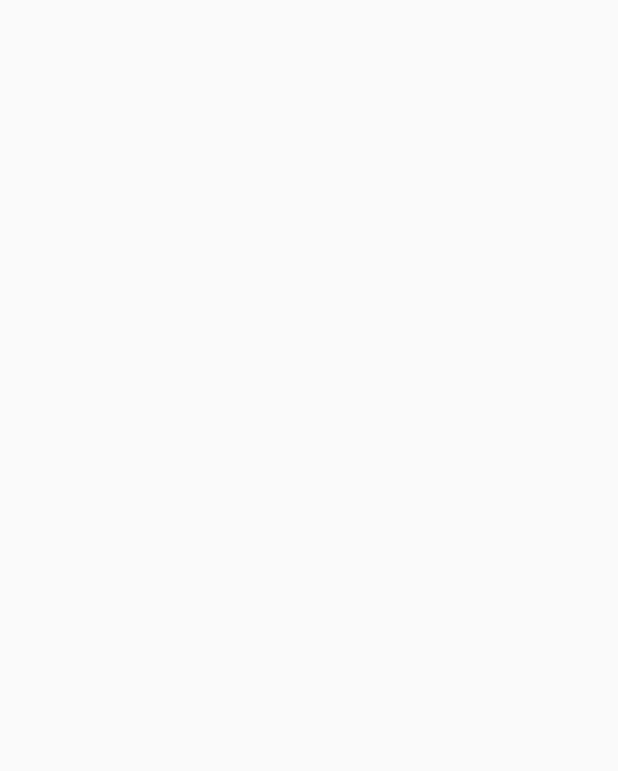
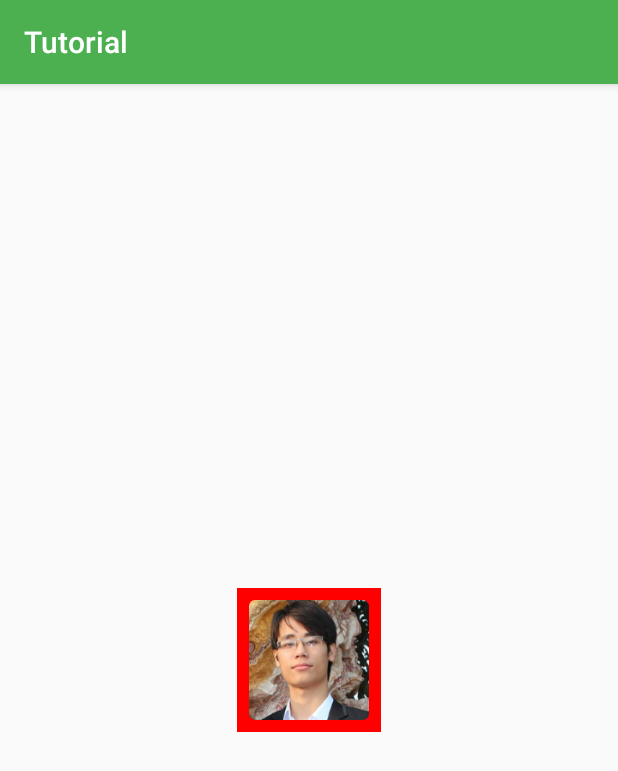
Before and after one commit to rey5137/tutorials, an Android app: the screen it shows after launch (MainActivity), on a phone screen of 412 x 824 dp. Before the commit the part shown is empty. Shown: the top 771 px of the screen. Run offline under Robolectric (Android 15) with nearby library versions, the phone set to English and light mode, and no system bars.

Commit message:
Initial commit

```diff
--- a/app/build.gradle
+++ b/app/build.gradle
@@ -21,5 +21,5 @@ android {
 
 dependencies {
     compile fileTree(dir: 'libs', include: ['*.jar'])
-    compile 'com.android.support:appcompat-v7:22.0.0'
+    compile 'com.android.support:appcompat-v7:22.1.0'
 }
--- a/app/src/main/java/com/rey/tutorial/MainActivity.java
+++ b/app/src/main/java/com/rey/tutorial/MainActivity.java
@@ -1,12 +1,12 @@
 package com.rey.tutorial;
 
 import android.os.Bundle;
-import android.support.v4.app.FragmentActivity;
+import android.support.v7.app.AppCompatActivity;
 
 /**
  * Created by Rey on 5/24/2015.
  */
-public class MainActivity extends FragmentActivity{
+public class MainActivity extends AppCompatActivity {
 
     @Override
     protected void onCreate(Bundle savedInstanceState) {
--- /dev/null
+++ b/app/src/main/java/com/rey/tutorial/drawable/BorderDrawable.java
@@ -0,0 +1,68 @@
+package com.rey.tutorial.drawable;
+
+import android.graphics.Canvas;
+import android.graphics.ColorFilter;
+import android.graphics.Paint;
+import android.graphics.Path;
+import android.graphics.PixelFormat;
+import android.graphics.Rect;
+import android.graphics.RectF;
+import android.graphics.drawable.Drawable;
+
+/**
+ * Created by Rey on 5/24/2015.
+ */
+public class BorderDrawable extends Drawable {
+
+    Paint mPaint;
+    int mColor;
+    int mBorderWidth;
+    int mBorderRadius;
+
+    RectF mRect;
+    Path mPath;
+
+    public BorderDrawable(int color, int borderWidth, int borderRadius){
+        mPaint = new Paint(Paint.ANTI_ALIAS_FLAG);
+        mPaint.setStyle(Paint.Style.FILL);
+
+        mPath = new Path();
+        mPath.setFillType(Path.FillType.EVEN_ODD);
+
+        mRect = new RectF();
+
+        mColor = color;
+        mBorderWidth = borderWidth;
+        mBorderRadius = borderRadius;
+    }
+
+    @Override
+    protected void onBoundsChange(Rect bounds) {
+        mPath.reset();
+
+        mPath.addRect(bounds.left, bounds.top, bounds.right, bounds.bottom, Path.Direction.CW);
+        mRect.set(bounds.left + mBorderWidth, bounds.top + mBorderWidth, bounds.right - mBorderWidth, bounds.bottom - mBorderWidth);
+        mPath.addRoundRect(mRect, mBorderRadius, mBorderRadius, Path.Direction.CW);
+    }
+
+    @Override
+    public void draw(Canvas canvas) {
+        mPaint.setColor(mColor);
+        canvas.drawPath(mPath, mPaint);
+    }
+
+    @Override
+    public void setAlpha(int alpha) {
+        mPaint.setAlpha(alpha);
+    }
+
+    @Override
+    public void setColorFilter(ColorFilter cf) {
+        mPaint.setColorFilter(cf);
+    }
+
+    @Override
+    public int getOpacity() {
+        return PixelFormat.TRANSLUCENT;
+    }
+}
--- /dev/null
+++ b/app/src/main/java/com/rey/tutorial/widget/BorderImageView.java
@@ -0,0 +1,60 @@
+package com.rey.tutorial.widget;
+
+import android.annotation.TargetApi;
+import android.content.Context;
+import android.graphics.Canvas;
+import android.os.Build;
+import android.util.AttributeSet;
+import android.widget.ImageView;
+
+import com.rey.tutorial.drawable.BorderDrawable;
+
+/**
+ * Created by Rey on 5/24/2015.
+ */
+public class BorderImageView extends ImageView{
+
+    BorderDrawable mBorder;
+
+    public BorderImageView(Context context) {
+        super(context);
+
+        init(context, null, 0, 0);
+    }
+
+    public BorderImageView(Context context, AttributeSet attrs) {
+        super(context, attrs);
+
+        init(context, attrs, 0, 0);
+    }
+
+    public BorderImageView(Context context, AttributeSet attrs, int defStyleAttr) {
+        super(context, attrs, defStyleAttr);
+
+        init(context, attrs, defStyleAttr, 0);
+    }
+
+    @TargetApi(Build.VERSION_CODES.LOLLIPOP)
+    public BorderImageView(Context context, AttributeSet attrs, int defStyleAttr, int defStyleRes) {
+        super(context, attrs, defStyleAttr, defStyleRes);
+
+        init(context, attrs, defStyleAttr, defStyleRes);
+    }
+
+    private void init(Context context, AttributeSet attrs, int defStyleAttr, int defStyleRes){
+        setWillNotDraw(false);
+        mBorder = new BorderDrawable(0xFFFF0000, getPaddingLeft(), getPaddingLeft() / 2);
+    }
+
+    @Override
+    protected void onSizeChanged(int w, int h, int oldw, int oldh) {
+        super.onSizeChanged(w, h, oldw, oldh);
+        mBorder.setBounds(0, 0, w, h);
+    }
+
+    @Override
+    protected void onDraw(Canvas canvas) {
+        super.onDraw(canvas);
+        mBorder.draw(canvas);
+    }
+}
--- a/app/src/main/res/layout/activity_main.xml
+++ b/app/src/main/res/layout/activity_main.xml
@@ -1,6 +1,17 @@
 <?xml version="1.0" encoding="utf-8"?>
-<LinearLayout xmlns:android="http://schemas.android.com/apk/res/android"
-    android:orientation="vertical" android:layout_width="match_parent"
-    android:layout_height="match_parent">
+<LinearLayout
+    xmlns:android="http://schemas.android.com/apk/res/android"
+    android:orientation="vertical"
+    android:layout_width="match_parent"
+    android:layout_height="match_parent"
+    android:gravity="center">
+
+    <com.rey.tutorial.widget.BorderImageView
+        android:id="@+id/main_iv_border"
+        android:layout_width="96dp"
+        android:layout_height="96dp"
+        android:src="@drawable/avatar"
+        android:scaleType="centerCrop"
+        android:padding="8dp"/>
 
 </LinearLayout>
--- /dev/null
+++ b/app/src/main/res/values/colors_green_deep_orange.xml
@@ -0,0 +1,11 @@
+<?xml version="1.0" encoding="utf-8"?>
+<resources>
+  <color name="primary">#4CAF50</color>
+  <color name="primary_dark">#388E3C</color>
+  <color name="primary_light">#C8E6C9</color>
+  <color name="accent">#FF5722</color>
+  <color name="primary_text">#212121</color>
+  <color name="secondary_text">#727272</color>
+  <color name="icons">#FFFFFF</color>
+  <color name="divider">#B6B6B6</color>
+</resources>
--- a/app/src/main/res/values/styles.xml
+++ b/app/src/main/res/values/styles.xml
@@ -2,7 +2,9 @@
 
     <!-- Base application theme. -->
     <style name="AppTheme" parent="Theme.AppCompat.Light.DarkActionBar">
-        <!-- Customize your theme here. -->
+        <item name="colorPrimary">@color/primary</item>
+        <item name="colorPrimaryDark">@color/primary_dark</item>
+        <item name="colorAccent">@color/accent</item>
     </style>
 
 </resources>
```
Also changed, not shown: app/src/main/res/drawable-xhdpi/avatar.jpg (added), 1 other file.
